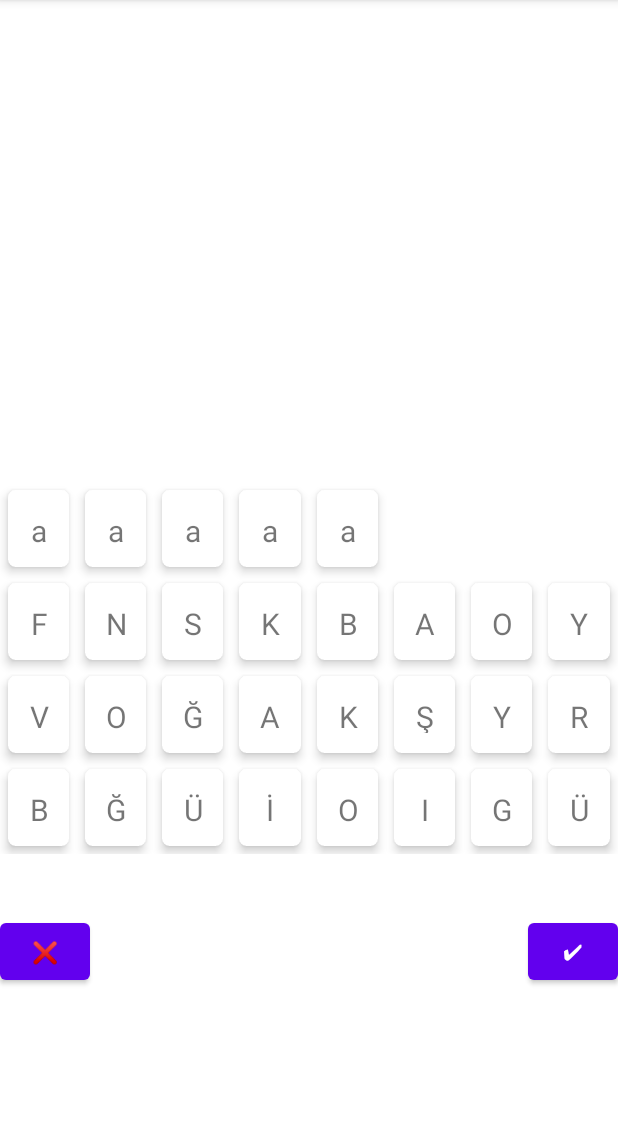
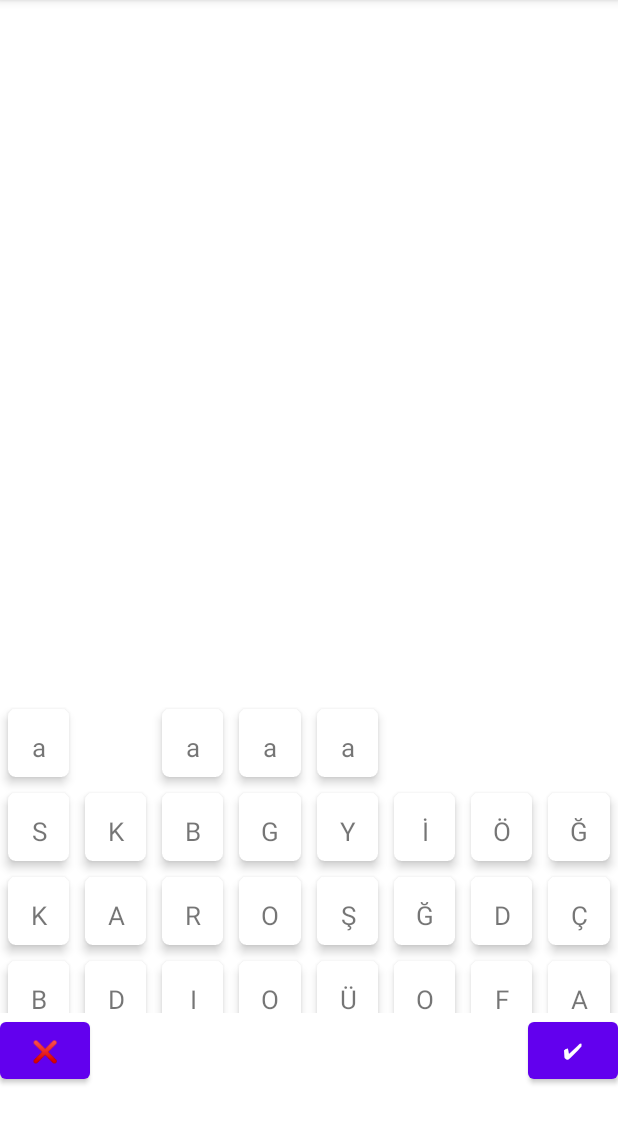
Before and after one commit to yeceylan/yazlab2.2, an Android app: the GameActivity screen opened directly, with no data from a screen before it, after a tap on an icon or button, on a phone screen of 412 x 824 dp, the part 84-1228 px from its top. Run offline under Robolectric (Android 15) with nearby library versions, the phone set to English and light mode, and no system bars; 2 other taps on this screen came first.

Commit message:
adding new letter functions added

```diff
--- a/app/src/main/java/com/yonis/yazlab22/activity/GameActivity.kt
+++ b/app/src/main/java/com/yonis/yazlab22/activity/GameActivity.kt
@@ -2,25 +2,32 @@ package com.yonis.yazlab22.activity
 
 
 import android.content.Context
+import android.content.Intent
 import android.graphics.Color
 import android.os.Bundle
+import android.os.CountDownTimer
 import android.os.Handler
-import android.view.animation.AnimationUtils
 import android.widget.Button
 import android.widget.Toast
+import androidx.appcompat.app.AlertDialog
 import androidx.appcompat.app.AppCompatActivity
 import androidx.recyclerview.widget.GridLayoutManager
 import androidx.recyclerview.widget.LinearLayoutManager
 import androidx.recyclerview.widget.RecyclerView
+import com.yonis.yazlab22.MainActivity
 import com.yonis.yazlab22.R
 import com.yonis.yazlab22.adapter.CourseRVAdapter
+import com.yonis.yazlab22.countDownTimer.ClickCounter
 import com.yonis.yazlab22.countDownTimer.TimeCounter
 import com.yonis.yazlab22.model.CourseRVModal
 import com.yonis.yazlab22.model.LetterStartEnd
 import kotlinx.android.synthetic.main.activity_game_fragment.*
+import kotlinx.coroutines.CoroutineScope
+import kotlinx.coroutines.Dispatchers
 import kotlinx.coroutines.GlobalScope
 import kotlinx.coroutines.launch
 import java.util.*
+import kotlin.collections.ArrayList
 
 class GameActivity : AppCompatActivity() {
 
@@ -34,6 +41,7 @@ class GameActivity : AppCompatActivity() {
     private lateinit var buttonTick: Button
     private lateinit var readTextFromAssets: ArrayList<String>
     private lateinit var countUpTimer: TimeCounter
+    private lateinit var clickTimer: ClickCounter
 
     companion object{
         lateinit var  courseList: ArrayList<CourseRVModal>
@@ -44,7 +52,29 @@ class GameActivity : AppCompatActivity() {
     override fun onCreate(savedInstanceState: Bundle?) {
         super.onCreate(savedInstanceState)
         readTextFromAssets = ArrayList()
+
         setContentView(R.layout.activity_game_fragment)
+//        object : CountDownTimer(6000,1000){
+//            override fun onTick(millisUntilFinished: Long) {
+//                idTVHeading.text="Time: " + millisUntilFinished/1000
+//                pastTime++
+//            }
+//
+//            override fun onFinish() {
+//                idTVHeading.text="Time: 0"
+//
+//                handler.removeCallbacks(runnable)
+//
+//                val rand = ('A'..'Z').random()
+//                courseList.add(CourseRVModal(pastTime%4+24, rand.toString()))
+//                courseRVAdapter.notifyItemInserted((courseList.size+1))
+//
+//
+//
+//            }
+//
+//        }.start()
+
         courseRV = findViewById(R.id.idRVCourses)
         courseList = ArrayList()
         courseRV.setLayoutManager(
@@ -55,40 +85,29 @@ class GameActivity : AppCompatActivity() {
                 true
             )
         )
+
         //for file reading and adding list
         // on below line we are initializing our adapter
         courseRVAdapter = CourseRVAdapter(courseList, clickedCard = ::clickedCard)
+
         // on below line we are setting adapter to our recycler view.
         courseRV.adapter = courseRVAdapter
+
         generateCourseList()
         // on below line we are notifying adapter that data has been updated.
+        courseRVAdapter.notifyDataSetChanged()
         pastIdList = ArrayList()
         loadTextFromAssets()
-        countUpTimer= TimeCounter(applicationContext,4000)
-        countUpTimer.onTick(4000)
-        countUpTimer.start()
+
+
 
     }
 
-//    fun addLetter(){
-//        val timer = Timer()
-//        val task = object : TimerTask() {
-//            override fun run() {
-//                runOnUiThread {
-//                    courseRVAdapter.notifyDataSetChanged()
-//                }
-//            }
-//        }
-//        val delay = 0L
-//        val period = 4000L
-//        timer.schedule(task, delay, period)
-//
-//    }
     override fun onResume() {
         super.onResume()
-
         buttonX = findViewById<Button>(R.id.buttonX)
         buttonTick = findViewById<Button>(R.id.buttonTick)
+
 
         buttonX.setOnClickListener {
             deleteText()
@@ -102,6 +121,16 @@ class GameActivity : AppCompatActivity() {
                 println(compareText())
             }
         }
+
+            countUpTimer= TimeCounter(applicationContext,8000)
+            countUpTimer.onTick(8000)
+            countUpTimer.start()
+        clickTimer= ClickCounter(applicationContext,1000)
+        clickTimer.onTick(1000)
+        clickTimer.start()
+
+
+
     }
 
     private fun generateCourseList() {
@@ -117,9 +146,20 @@ class GameActivity : AppCompatActivity() {
         }
         stringList.shuffle()
         for (i in 0..23) {
-            courseList.add(CourseRVModal(i, stringList.get(i)))
+            val rnd = Random()
+            val currentStrokeColor =
+                Color.argb(255, rnd.nextInt(256), rnd.nextInt(256), rnd.nextInt(256))
+            courseList.add(CourseRVModal(i, stringList.get(i),false,currentStrokeColor))
 
         }
+        for (i in 24..87) {
+            val rnd = Random()
+            val currentStrokeColor =
+                Color.argb(255, rnd.nextInt(256), rnd.nextInt(256), rnd.nextInt(256))
+            courseList.add(CourseRVModal(i, ".",false,currentStrokeColor))
+
+        }
+
     }
 
     private fun clickedCard(id: Int, letter: String) {
@@ -128,11 +168,7 @@ class GameActivity : AppCompatActivity() {
         // Find the clicked view in the RecyclerView
         var clickedView = courseRV.findViewHolderForAdapterPosition(id)?.itemView
         // Change the background color of the clicked view
-        val rnd = Random()
-        val currentStrokeColor =
-            Color.argb(255, rnd.nextInt(256), rnd.nextInt(256), rnd.nextInt(256))
 
-        clickedView?.setBackgroundColor(currentStrokeColor)
         if (id != pastId) {
             //for doesnt remove before letters
             if (!pastIdList.contains(id)) {
@@ -151,7 +187,6 @@ class GameActivity : AppCompatActivity() {
                 pastId = -1
             }
         }
-
     }
 
     private fun compareText(): Boolean {
@@ -168,28 +203,25 @@ class GameActivity : AppCompatActivity() {
         for (i in sublist) {
             if (i.equals(idText.text.toString().lowercase())) {
                 println(idText.text.toString())
-                pastIdList.reverse()
+                //pastIdList.reverse()
                 for (j in 0 until pastIdList.size) {
                     var pos = courseList.get(pastIdList.get(j)).id
-                    while (courseList.size > pos + 8) {
-                         if(courseList.size > pos + 16 && pastIdList.contains(courseList.get(pos + 8).id )){
-                            courseList.get(pos).courseText = "."
+                    if (courseList.size > pos + 8) {
+                        courseList.get(pos).courseText = courseList.get(pos + 8).courseText
+                        while (courseList.size > pos + 8) {
 
+                            if (courseList.size > pos + 16) {
+                                courseList.get(pos + 8).courseText =
+                                    courseList.get(pos + 16).courseText
+                            } else {
+                                courseList[pos + 8].courseText = "."
+                            }
                             pos += 8
                         }
-                      else  if (courseList.size > pos + 16 && pastIdList.contains(courseList.get(pos + 16).id )) {
-                            courseList.get(pos).courseText = "."
-                            courseList.get(pos).courseText =
-                                courseList.get(pos + 8).courseText
-                            pos += 8
-                        }
-                        else {
-                            courseList.get(pos).courseText =
-                                courseList.get(pos + 8).courseText
-                            pos += 8
-                        }
+                    } else {
+                        courseList.get(pos).courseText = "."
                     }
-                    courseList.get(pos).courseText = "."
+                    pos = 0
                 }
                 deleteText()
                 sortList()
@@ -200,6 +232,7 @@ class GameActivity : AppCompatActivity() {
         }
         return false;
     }
+
 
 
     private fun sortList() {
--- a/app/src/main/java/com/yonis/yazlab22/adapter/CourseRVAdapter.kt
+++ b/app/src/main/java/com/yonis/yazlab22/adapter/CourseRVAdapter.kt
@@ -1,5 +1,6 @@
 package com.yonis.yazlab22.adapter
 
+import android.graphics.Color
 import android.view.LayoutInflater
 import android.view.View
 import android.view.ViewGroup
@@ -38,25 +39,21 @@ class CourseRVAdapter(
 
     override fun onBindViewHolder(holder: CourseViewHolder, position: Int) {
 
-        /*val rnd = Random()
-        val currentStrokeColor = Color.argb(255, rnd.nextInt(256), rnd.nextInt(256), rnd.nextInt(256))
-        holder.itemView.setBackgroundColor(currentStrokeColor)*/
-        //eklenirken rengini rastgele yapıyor fakat notify her seferinde çalışmasına sebep oluyor
 
-
-        if (courseList.get(position).courseText.equals(".")) {
-            //holder.itemView.setBackgroundColor(Color.BLUE)
+        if (courseList.get(position).courseText.equals(".") || courseList.get(position).courseText.equals("*") ) {
             holder.itemView.setVisibility(View.GONE)
         } else {
             holder.itemView.setVisibility(View.VISIBLE);
-            // holder.itemView.setBackgroundColor(Color.WHITE)
-
         }
 
         holder.courseIV.text = courseList.get(position).courseText
+
         holder.itemView.setOnClickListener {
             clickedCard(courseList.get(position).id, courseList.get(position).courseText)
             //holder.itemView.setBackgroundColor(Color.BLUE)
+            holder.itemView.setBackgroundColor(courseList.get(position).backColor)
+            courseList.get(position).isClicked=true
+
 
         }
 
@@ -73,7 +70,6 @@ class CourseRVAdapter(
 
     class CourseViewHolder(itemView: View) : RecyclerView.ViewHolder(itemView) {
         // on below line we are initializing our course name text view and our image view.
-        //val courseNameTV: TextView = itemView.findViewById(R.id.idTVCourse)
         val courseIV: TextView = itemView.findViewById(R.id.idIVCourse)
 
 
--- /dev/null
+++ b/app/src/main/java/com/yonis/yazlab22/countDownTimer/ClickCounter.kt
@@ -0,0 +1,34 @@
+package com.yonis.yazlab22.countDownTimer
+
+import CountUpTimer
+import android.content.Context
+import com.yonis.yazlab22.activity.GameActivity
+import com.yonis.yazlab22.model.CourseRVModal
+
+class ClickCounter (private val context: Context, countUpInterval: Long) : CountUpTimer(countUpInterval){
+    override fun onTick(millisElapsed: Long) {
+        var text:String=""
+
+        for(pos in 24..87){
+            if(GameActivity.courseList.get(pos).courseText != "."){
+                text=GameActivity.courseList.get(pos).courseText
+                dropItem(pos,text)
+            }
+        }
+        GameActivity.courseRVAdapter.notifyDataSetChanged()
+    }
+    fun dropItem(pos:Int,text:String): Int {
+        if(pos>8) {
+            if (GameActivity.courseList.get(pos - 8).courseText.equals(".")) {
+                GameActivity.courseList.get(pos).courseText = "."
+                GameActivity.courseList.get(pos - 8).courseText = text
+            } else {
+                return 1
+            }
+        }
+
+            return 0
+
+    }
+
+}
--- a/app/src/main/java/com/yonis/yazlab22/countDownTimer/TimeCounter.kt
+++ b/app/src/main/java/com/yonis/yazlab22/countDownTimer/TimeCounter.kt
@@ -2,18 +2,14 @@ package com.yonis.yazlab22.countDownTimer
 
 import CountUpTimer
 import android.content.Context
-import android.view.animation.AnimationUtils
-import androidx.core.view.size
-import androidx.recyclerview.widget.DefaultItemAnimator
-import com.yonis.yazlab22.R
 import com.yonis.yazlab22.activity.GameActivity
 import com.yonis.yazlab22.model.CourseRVModal
 
 class TimeCounter(private val context: Context, countUpInterval: Long) : CountUpTimer(countUpInterval) {
 
     override fun onTick(millisElapsed: Long) {
-        val newCourse = CourseRVModal(GameActivity.courseList.size, "a")
-        GameActivity.courseList.add(newCourse)
-        GameActivity.courseRVAdapter.notifyDataSetChanged()
+        val rnds = (71..87).random()
+       GameActivity.courseList.get(rnds).courseText="a"
+
     }
 }
--- a/app/src/main/java/com/yonis/yazlab22/model/CourseRVModal.kt
+++ b/app/src/main/java/com/yonis/yazlab22/model/CourseRVModal.kt
@@ -5,5 +5,7 @@ data class CourseRVModal(
     // two variable one for course name
     // and other for course image.
     var id:Int,
-    var courseText:String
+    var courseText:String,
+    var isClicked:Boolean,
+    var backColor:Int
 )
--- a/app/src/main/res/layout/activity_game_fragment.xml
+++ b/app/src/main/res/layout/activity_game_fragment.xml
@@ -12,36 +12,39 @@
     <TextView
         android:id="@+id/idTVHeading"
         android:layout_width="match_parent"
-        android:layout_height="wrap_content" />
+        android:layout_height="75dp"
+        />
 
     <!--on below line we are creating a recycler view-->
     <androidx.recyclerview.widget.RecyclerView
         android:id="@+id/idRVCourses"
         android:layout_width="match_parent"
-        android:layout_height="550dp"
+        android:layout_height="600dp"
         android:layout_below="@id/idTVHeading"
         android:layoutAnimation="@anim/layout_animation_fall_down"
         />
-
-    <TextView
-        android:id="@+id/idText"
-        android:layout_width="match_parent"
-        android:layout_height="40dp"
-        android:textSize="30sp"
-        android:layout_below="@+id/idRVCourses" />
     <Button
         android:id="@+id/buttonX"
         android:layout_width="60dp"
         android:layout_height="50dp"
-        android:layout_below="@+id/idText"
+        android:layout_below="@+id/idRVCourses"
         android:text="❌"
         ></Button>
+    <TextView
+        android:id="@+id/idText"
+        android:layout_width="match_parent"
+        android:layout_height="50dp"
+        android:textSize="30sp"
+        android:layout_toLeftOf="@id/buttonTick"
+        android:layout_toRightOf="@id/buttonX"
+        android:layout_below="@+id/idRVCourses" />
+
 
     <Button
         android:id="@+id/buttonTick"
         android:layout_width="60dp"
         android:layout_height="50dp"
-        android:layout_below="@+id/idText"
+        android:layout_below="@+id/idRVCourses"
         android:layout_alignParentEnd="true"
         android:text="✔"></Button>
 
--- a/app/src/main/res/layout/course_rv_item.xml
+++ b/app/src/main/res/layout/course_rv_item.xml
@@ -4,7 +4,7 @@
     xmlns:app="http://schemas.android.com/apk/res-auto"
     xmlns:tools="http://schemas.android.com/tools"
     android:layout_width="match_parent"
-    android:layout_height="wrap_content"
+    android:layout_height="45dp"
     android:layout_gravity="center"
     android:layout_margin="5dp"
     app:cardCornerRadius="5dp"
@@ -27,7 +27,7 @@
             android:layout_margin="8dp"
             android:textAlignment="center"
             android:padding="5dp"
-            android:textSize="20dp"
+            android:textSize="17dp"
             android:src="@mipmap/ic_launcher" />
 
     </LinearLayout>
```
